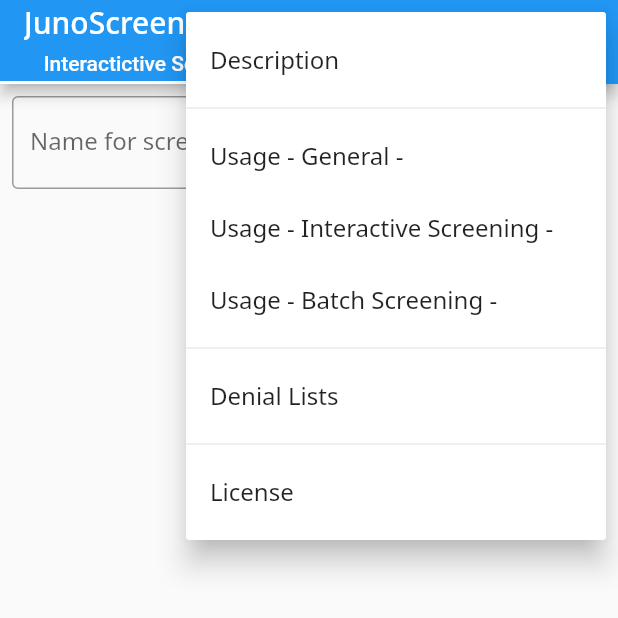
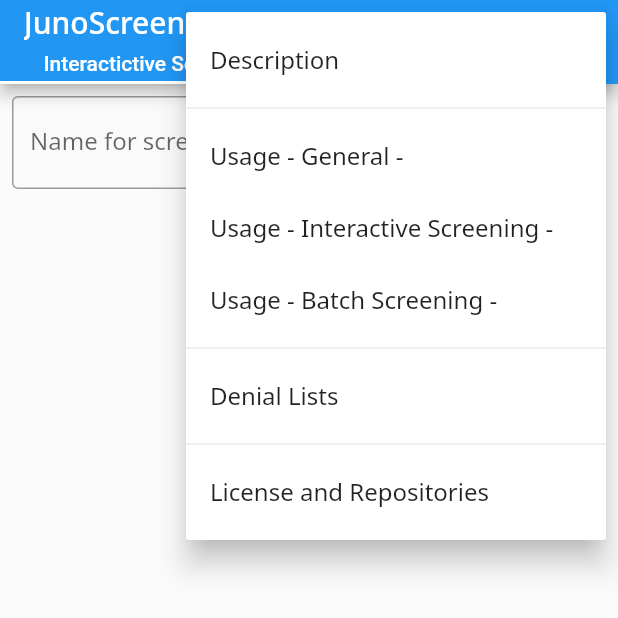
Before and after one commit to Cat-sushi/fmscreen_flutter, a Flutter app: the screen it shows after launch, after a tap on the "more vert" icon, on a phone screen of 412 x 824 dp, the top half of it. Run offline on Flutter 3.47's test engine with Material 2 defaults, Android fonts, the phone set to English and light mode, and no system bars; our stand-ins replace flutter_markdown, flutter_riverpod, google_fonts, scrollable_positioned_list; missing offline and left inert: dart:html, file_system_access_api, fmscreen, window_location_href.

Commit message:
Add license file

```diff
--- a/lib/batch.dart
+++ b/lib/batch.dart
@@ -1,3 +1,6 @@
+// Copyright 2022, 2023 Yako
+// This code is licensed under MIT license (see LICENSE for details)
+
 import 'dart:async';
 import 'dart:math';
 import 'dart:convert';
--- a/lib/main.dart
+++ b/lib/main.dart
@@ -1,3 +1,7 @@
+// Copyright 2022, 2023 Yako
+// This code is licensed under MIT license (see LICENSE for details)
+
+import 'package:flutter/foundation.dart';
 import 'package:flutter/material.dart';
 import 'package:flutter_riverpod/flutter_riverpod.dart';
 import 'package:flutter_web_plugins/flutter_web_plugins.dart';
@@ -27,7 +31,9 @@ void main() {
     }
   }
 
-  setUrlStrategy(PathUrlStrategy());
+  if (kIsWeb) {
+    setUrlStrategy(PathUrlStrategy());
+  }
   runApp(const ProviderScope(child: MyApp()));
 }
 
@@ -107,7 +113,7 @@ class MoreMenueWidiget extends StatelessWidget {
           const PopupMenuDivider(),
           const PopupMenuItem(value: 'lists', child: Text('Denial Lists')),
           const PopupMenuDivider(),
-          const PopupMenuItem(value: 'license', child: Text('License')),
+          const PopupMenuItem(value: 'license', child: Text('License and Repositories')),
         ];
       },
       onSelected: (value) => showDialog(
@@ -301,17 +307,33 @@ the result cache will be purged.
 
 ''',
   'license': '''
-# License
+# License and Repositories
+
+## The Web Service
+
+
 
 ## This Web Client
 
 MITL
+
+[fmscreen_flutter](https://github.com/Cat-sushi/fmscreen_flutter "fmscreen_flutter")
 
 ## The Server
 
 AGPL3.0
 
 Contact me if you need another different License.
+
+[fmscreen](https://github.com/Cat-sushi/fmscreen "fmscreen")
+
+## The Engine
+
+AGPL3.0
+
+Contact me if you need another different License.
+
+[fmatch](https://github.com/Cat-sushi/fmatch "fmatch")
 
 ## Dependences
 
--- a/lib/single.dart
+++ b/lib/single.dart
@@ -1,3 +1,6 @@
+// Copyright 2022, 2023 Yako
+// This code is licensed under MIT license (see LICENSE for details)
+
 import 'dart:async';
 import 'dart:convert';
 
```
Also changed, not shown: lib/src/util.dart (+2 -15 lines), 1 other file.
